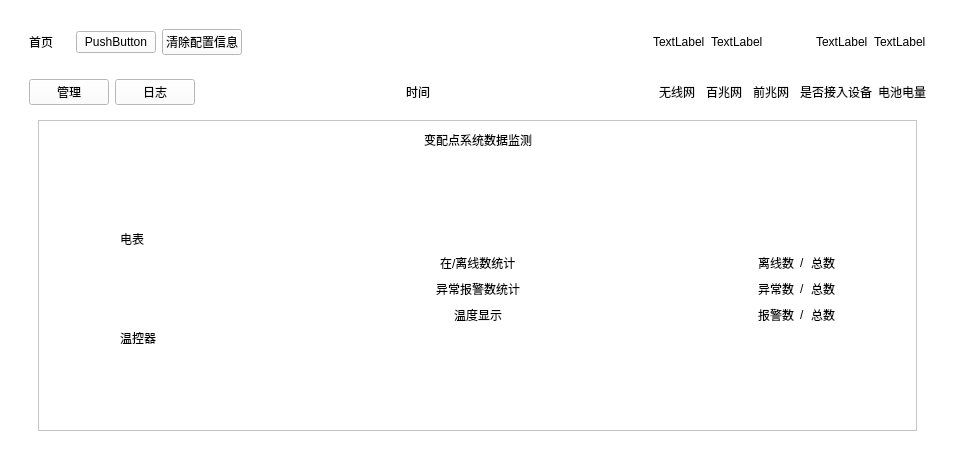
Above: View/indepelect.ui from Sgr-H/gzj5th before the change. Below: the same form after it.
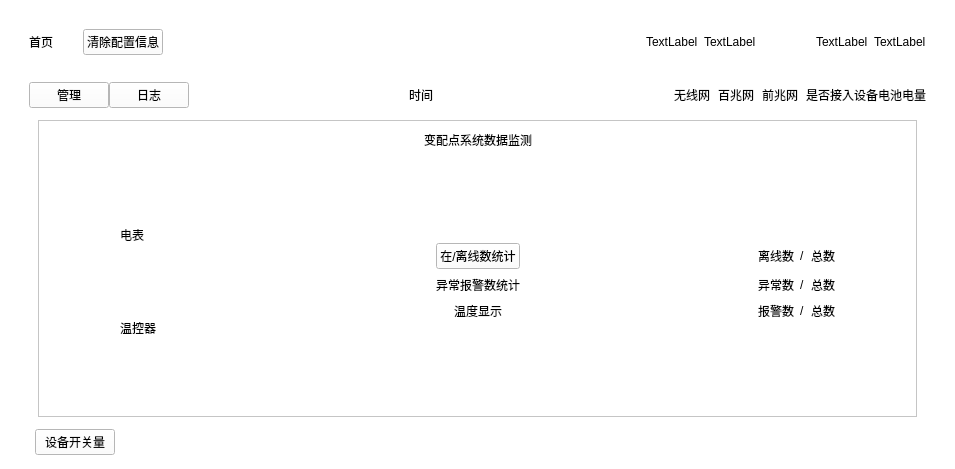
That is the form after the change. The open tabs and pages were chosen to show the change. Icons and pictures are not drawn.

Patch:
```diff
--- a/View/indepelect.ui
+++ b/View/indepelect.ui
@@ -23,11 +23,14 @@
       <string notr="true">background-color: rgb(255, 255, 255);</string>
      </property>
      <layout class="QVBoxLayout" name="verticalLayout_2" stretch="1,12">
+      <property name="bottomMargin">
+       <number>0</number>
+      </property>
       <item>
        <widget class="QWidget" name="widget_2" native="true">
         <layout class="QGridLayout" name="gridLayout">
          <item row="0" column="0">
-          <layout class="QHBoxLayout" name="horizontalLayout_2" stretch="1,1,1,10,1,1,1,1,1">
+          <layout class="QHBoxLayout" name="horizontalLayout_2" stretch="1,1,10,1,1,1,1,1">
            <item>
             <widget class="QLabel" name="label">
              <property name="text">
@@ -35,13 +38,6 @@
              </property>
             </widget>
            </item>
-           <item>
-            <widget class="QPushButton" name="pushButton">
-             <property name="text">
-              <string>PushButton</string>
-             </property>
-            </widget>
-           </item>
            <item>
             <widget class="QPushButton" name="pushButton_2">
              <property name="enabled">
@@ -113,7 +109,16 @@
       </item>
       <item>
        <widget class="QWidget" name="widget_3" native="true">
-        <layout class="QVBoxLayout" name="verticalLayout_3">
+        <layout class="QVBoxLayout" name="verticalLayout_3" stretch="1,10,1">
+         <property name="spacing">
+          <number>0</number>
+         </property>
+         <property name="topMargin">
+          <number>9</number>
+         </property>
+         <property name="bottomMargin">
+          <number>0</number>
+         </property>
          <item>
           <layout class="QHBoxLayout" name="horizontalLayout" stretch="0,0,5,1,5,1,1,1,1,1">
            <item>
@@ -203,7 +208,7 @@
          <item>
           <widget class="QStackedWidget" name="stackedWidget">
            <property name="currentIndex">
-            <number>6</number>
+            <number>0</number>
            </property>
            <widget class="QWidget" name="page">
             <layout class="QGridLayout" name="gridLayout_3">
@@ -218,6 +223,9 @@
                   <enum>QFrame::Raised</enum>
                  </property>
                  <layout class="QGridLayout" name="gridLayout_5" columnstretch="1,10,1">
+                  <property name="bottomMargin">
+                   <number>9</number>
+                  </property>
                   <item row="0" column="1">
                    <layout class="QVBoxLayout" name="verticalLayout_5">
                     <item>
@@ -366,7 +374,7 @@
                            </spacer>
                           </item>
                           <item>
-                           <widget class="QLabel" name="label_18">
+                           <widget class="QPushButton" name="pushButton_4">
                             <property name="text">
                              <string>在/离线数统计</string>
                             </property>
@@ -868,7 +876,7 @@
                     <property name="sizeHint" stdset="0">
                      <size>
                       <width>20</width>
-                      <height>89</height>
+                      <height>86</height>
                      </size>
                     </property>
                    </spacer>
@@ -953,7 +961,7 @@
                     <property name="sizeHint" stdset="0">
                      <size>
                       <width>20</width>
-                      <height>89</height>
+                      <height>85</height>
                      </size>
                     </property>
                    </spacer>
@@ -1032,7 +1040,7 @@
                     <property name="sizeHint" stdset="0">
                      <size>
                       <width>20</width>
-                      <height>89</height>
+                      <height>84</height>
                      </size>
                     </property>
                    </spacer>
@@ -1283,7 +1291,7 @@
                     <property name="sizeHint" stdset="0">
                      <size>
                       <width>20</width>
-                      <height>88</height>
+                      <height>85</height>
                      </size>
                     </property>
                    </spacer>
@@ -1386,7 +1394,7 @@
                     <property name="sizeHint" stdset="0">
                      <size>
                       <width>20</width>
-                      <height>88</height>
+                      <height>84</height>
                      </size>
                     </property>
                    </spacer>
@@ -1411,7 +1419,7 @@
                   <x>0</x>
                   <y>0</y>
                   <width>881</width>
-                  <height>299</height>
+                  <height>292</height>
                  </rect>
                 </property>
                 <layout class="QGridLayout" name="gridLayout_22">
@@ -1426,6 +1434,44 @@
            </widget>
           </widget>
          </item>
+         <item>
+          <widget class="QWidget" name="widget_4" native="true">
+           <layout class="QHBoxLayout" name="horizontalLayout_22">
+            <property name="spacing">
+             <number>0</number>
+            </property>
+            <property name="leftMargin">
+             <number>6</number>
+            </property>
+            <property name="topMargin">
+             <number>0</number>
+            </property>
+            <property name="bottomMargin">
+             <number>0</number>
+            </property>
+            <item>
+             <widget class="QPushButton" name="pushButton">
+              <property name="text">
+               <string>设备开关量</string>
+              </property>
+             </widget>
+            </item>
+            <item>
+             <spacer name="horizontalSpacer_25">
+              <property name="orientation">
+               <enum>Qt::Horizontal</enum>
+              </property>
+              <property name="sizeHint" stdset="0">
+               <size>
+                <width>40</width>
+                <height>20</height>
+               </size>
+              </property>
+             </spacer>
+            </item>
+           </layout>
+          </widget>
+         </item>
         </layout>
        </widget>
       </item>
```
